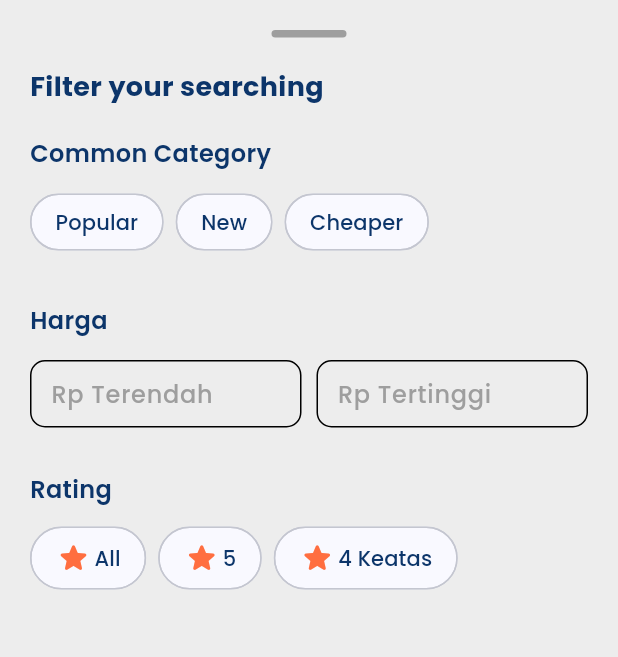
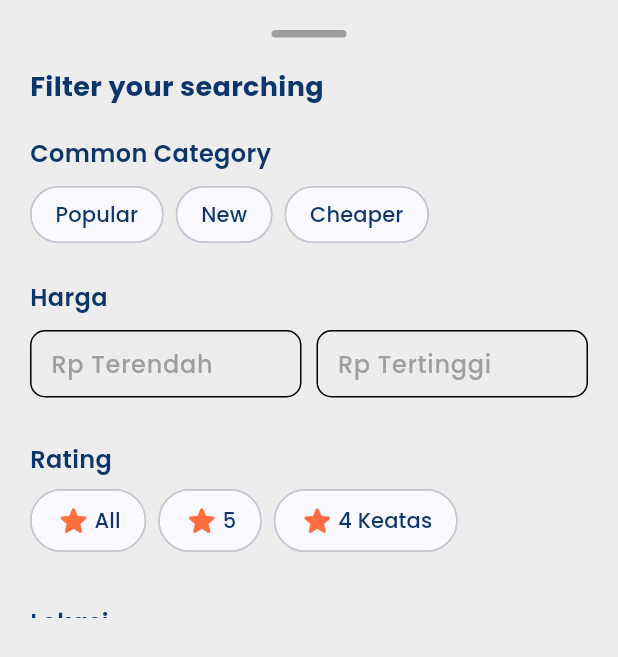
Before and after one commit to Ripat-2345/lodging_app, a Flutter app: the CustomBottomsheetWidget widget shown alone on an empty page, opened directly, on a phone screen of 412 x 824 dp. Shown: the top 657 px of the screen. Run offline on Flutter 3.47's test engine with Material 3 defaults, Android fonts, the phone set to English and light mode, and no system bars; our stand-ins replace animated_toggle_switch, appinio_swiper, carousel_slider, google_fonts, image_picker, lottie and 1 more; missing offline and left inert: syncfusion_flutter_barcodes; accounts and stored records are empty.

Commit message:
refactor: update code

```diff
--- a/lib/common_widgets/custom_bottomsheet_widget.dart
+++ b/lib/common_widgets/custom_bottomsheet_widget.dart
@@ -87,7 +87,7 @@ class _CustomBottomsheetWidgetState extends State<CustomBottomsheetWidget> {
                       fontSize: 16,
                     ),
                   ),
-                  const SizedBox(height: 10),
+                  const SizedBox(height: 5),
                   Wrap(
                     spacing: 8,
                     runSpacing: 5,
@@ -118,7 +118,7 @@ class _CustomBottomsheetWidgetState extends State<CustomBottomsheetWidget> {
                       },
                     ).toList(),
                   ),
-                  const SizedBox(height: 30),
+                  const SizedBox(height: 20),
                   Text(
                     "Harga",
                     style: semiBoldTextStyle.copyWith(
@@ -126,7 +126,7 @@ class _CustomBottomsheetWidgetState extends State<CustomBottomsheetWidget> {
                       fontSize: 16,
                     ),
                   ),
-                  const SizedBox(height: 10),
+                  const SizedBox(height: 5),
                   Row(
                     children: [
                       Expanded(
@@ -196,7 +196,7 @@ class _CustomBottomsheetWidgetState extends State<CustomBottomsheetWidget> {
                       fontSize: 16,
                     ),
                   ),
-                  const SizedBox(height: 10),
+                  const SizedBox(height: 5),
                   Wrap(
                     spacing: 8,
                     runSpacing: 5,
@@ -238,7 +238,7 @@ class _CustomBottomsheetWidgetState extends State<CustomBottomsheetWidget> {
                       },
                     ).toList(),
                   ),
-                  const SizedBox(height: 30),
+                  const SizedBox(height: 20),
                   Row(
                     mainAxisAlignment: MainAxisAlignment.spaceBetween,
                     children: [
@@ -261,7 +261,7 @@ class _CustomBottomsheetWidgetState extends State<CustomBottomsheetWidget> {
                       ),
                     ],
                   ),
-                  const SizedBox(height: 10),
+                  const SizedBox(height: 5),
                   Wrap(
                     spacing: 8,
                     runSpacing: 5,
--- a/lib/pages/notification/notification_detail_page.dart
+++ b/lib/pages/notification/notification_detail_page.dart
@@ -25,7 +25,7 @@ class NotificationDetailPage extends StatelessWidget {
           ),
         ),
         title: Text(
-          'Transaction',
+          detailNotification['label'],
           style: semiBoldTextStyle.copyWith(
             color: context.read<ThemeProvider>().themeApp
                 ? darkBlueColor
--- a/lib/pages/notification/notification_page.dart
+++ b/lib/pages/notification/notification_page.dart
@@ -51,7 +51,7 @@ class _NotificationPageState extends State<NotificationPage> {
         ),
         child: SingleChildScrollView(
           child: Column(
-            children: notificationProvider.listNotification.map(
+            children: notificationProvider.listNotification.reversed.map(
               (data) {
                 return InkWell(
                   onTap: () {
--- a/lib/pages/payment/payment_page.dart
+++ b/lib/pages/payment/payment_page.dart
@@ -333,7 +333,6 @@ class _PaymentPageState extends State<PaymentPage> {
                           padding: const EdgeInsets.all(4),
                           decoration: BoxDecoration(
                             borderRadius: BorderRadius.circular(5),
-                            color: whiteColor,
                           ),
                           child: Column(
                             crossAxisAlignment: CrossAxisAlignment.start,
--- a/lib/pages/search/search_page.dart
+++ b/lib/pages/search/search_page.dart
@@ -75,6 +75,7 @@ class _SearchPageState extends State<SearchPage> {
                   showModalBottomSheet(
                     context: context,
                     isScrollControlled: true,
+                    useSafeArea: true,
                     builder: (context) {
                       return const CustomBottomsheetWidget();
                     },
```
Also changed, not shown: lib/models/notification_model.dart (+8 -8 lines).
